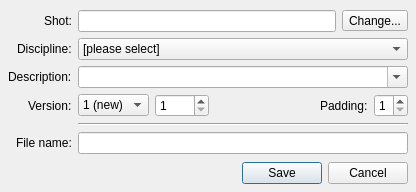
The window that ui/file_save.ui (mjbonnington/icarus-gps) describes before a commit, drawn with Qt 5.
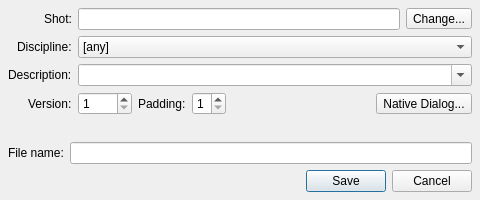
The same window after the commit.

What changed in the file:
```diff
--- a/ui/file_save.ui
+++ b/ui/file_save.ui
@@ -6,8 +6,8 @@
    <rect>
     <x>0</x>
     <y>0</y>
-    <width>416</width>
-    <height>192</height>
+    <width>480</width>
+    <height>200</height>
    </rect>
   </property>
   <property name="windowTitle">
@@ -37,7 +37,10 @@
      <property name="xmlCategory" stdset="0">
       <string>file</string>
      </property>
-     <layout class="QFormLayout" name="formLayout">
+     <layout class="QFormLayout" name="options_formLayout">
+      <property name="fieldGrowthPolicy">
+       <enum>QFormLayout::AllNonFixedFieldsGrow</enum>
+      </property>
       <property name="labelAlignment">
        <set>Qt::AlignRight|Qt::AlignTrailing|Qt::AlignVCenter</set>
       </property>
@@ -47,6 +50,48 @@
       <property name="margin">
        <number>0</number>
       </property>
+      <item row="0" column="0">
+       <widget class="QLabel" name="shot_label">
+        <property name="text">
+         <string>Shot:</string>
+        </property>
+        <property name="buddy">
+         <cstring>shot_lineEdit</cstring>
+        </property>
+       </widget>
+      </item>
+      <item row="0" column="1">
+       <widget class="QFrame" name="shot_frame">
+        <property name="frameShape">
+         <enum>QFrame::NoFrame</enum>
+        </property>
+        <property name="frameShadow">
+         <enum>QFrame::Plain</enum>
+        </property>
+        <property name="lineWidth">
+         <number>0</number>
+        </property>
+        <layout class="QHBoxLayout" name="shot_horizontalLayout">
+         <property name="margin">
+          <number>0</number>
+         </property>
+         <item>
+          <widget class="QLineEdit" name="shot_lineEdit">
+           <property name="readOnly">
+            <bool>true</bool>
+           </property>
+          </widget>
+         </item>
+         <item>
+          <widget class="QToolButton" name="shot_toolButton">
+           <property name="text">
+            <string>Change...</string>
+           </property>
+          </widget>
+         </item>
+        </layout>
+       </widget>
+      </item>
       <item row="1" column="0">
        <widget class="QLabel" name="discipline_label">
         <property name="text">
@@ -67,7 +112,7 @@
         </property>
         <item>
          <property name="text">
-          <string>[please select]</string>
+          <string>[any]</string>
          </property>
         </item>
         <item>
@@ -166,73 +211,16 @@
         </property>
        </widget>
       </item>
-      <item row="0" column="0">
-       <widget class="QLabel" name="shot_label">
-        <property name="text">
-         <string>Shot:</string>
-        </property>
-       </widget>
-      </item>
       <item row="3" column="0">
        <widget class="QLabel" name="version_label">
         <property name="text">
          <string>Version:</string>
         </property>
-       </widget>
-      </item>
-      <item row="4" column="1">
-       <widget class="Line" name="line">
-        <property name="orientation">
-         <enum>Qt::Horizontal</enum>
+        <property name="buddy">
+         <cstring>version_spinBox</cstring>
         </property>
        </widget>
       </item>
-      <item row="5" column="0">
-       <widget class="QLabel" name="filename_label">
-        <property name="text">
-         <string>File name:</string>
-        </property>
-       </widget>
-      </item>
-      <item row="5" column="1">
-       <widget class="QLineEdit" name="filename_lineEdit">
-        <property name="readOnly">
-         <bool>true</bool>
-        </property>
-       </widget>
-      </item>
-      <item row="0" column="1">
-       <widget class="QFrame" name="shot_frame">
-        <property name="frameShape">
-         <enum>QFrame::NoFrame</enum>
-        </property>
-        <property name="frameShadow">
-         <enum>QFrame::Plain</enum>
-        </property>
-        <property name="lineWidth">
-         <number>0</number>
-        </property>
-        <layout class="QHBoxLayout" name="horizontalLayout_3">
-         <property name="margin">
-          <number>0</number>
-         </property>
-         <item>
-          <widget class="QLineEdit" name="shot_lineEdit">
-           <property name="readOnly">
-            <bool>true</bool>
-           </property>
-          </widget>
-         </item>
-         <item>
-          <widget class="QToolButton" name="shot_toolButton">
-           <property name="text">
-            <string>Change...</string>
-           </property>
-          </widget>
-         </item>
-        </layout>
-       </widget>
-      </item>
       <item row="3" column="1">
        <widget class="QFrame" name="version_frame">
         <property name="frameShape">
@@ -248,15 +236,6 @@
          <property name="margin">
           <number>0</number>
          </property>
-         <item>
-          <widget class="QComboBox" name="version_comboBox">
-           <item>
-            <property name="text">
-             <string>1 (new)</string>
-            </property>
-           </item>
-          </widget>
-         </item>
          <item>
           <widget class="QSpinBox" name="version_spinBox">
            <property name="minimum">
@@ -267,6 +246,29 @@
            </property>
           </widget>
          </item>
+         <item>
+          <widget class="QLabel" name="versionPadding_label">
+           <property name="text">
+            <string>Padding:</string>
+           </property>
+           <property name="buddy">
+            <cstring>versionPadding_spinBox</cstring>
+           </property>
+          </widget>
+         </item>
+         <item>
+          <widget class="QSpinBox" name="versionPadding_spinBox">
+           <property name="minimum">
+            <number>1</number>
+           </property>
+           <property name="maximum">
+            <number>4</number>
+           </property>
+           <property name="xmlTag" stdset="0">
+            <string>padding</string>
+           </property>
+          </widget>
+         </item>
          <item>
           <spacer name="version_horizontalSpacer">
            <property name="orientation">
@@ -281,22 +283,90 @@
           </spacer>
          </item>
          <item>
-          <widget class="QLabel" name="versionPadding_label">
+          <widget class="QToolButton" name="nativeDialog_toolButton">
+           <property name="toolTip">
+            <string>Open the application's native dialog for saving files</string>
+           </property>
            <property name="text">
-            <string>Padding:</string>
+            <string>Native Dialog...</string>
+           </property>
+           <property name="iconSize">
+            <size>
+             <width>15</width>
+             <height>15</height>
+            </size>
+           </property>
+           <property name="toolButtonStyle">
+            <enum>Qt::ToolButtonTextBesideIcon</enum>
+           </property>
+           <property name="noBackground" stdset="0">
+            <bool>false</bool>
            </property>
           </widget>
          </item>
+        </layout>
+       </widget>
+      </item>
+     </layout>
+    </widget>
+   </item>
+   <item>
+    <spacer name="verticalSpacer">
+     <property name="orientation">
+      <enum>Qt::Vertical</enum>
+     </property>
+     <property name="sizeHint" stdset="0">
+      <size>
+       <width>20</width>
+       <height>40</height>
+      </size>
+     </property>
+    </spacer>
+   </item>
+   <item>
+    <widget class="QFrame" name="output_frame">
+     <property name="frameShape">
+      <enum>QFrame::NoFrame</enum>
+     </property>
+     <property name="frameShadow">
+      <enum>QFrame::Plain</enum>
+     </property>
+     <property name="lineWidth">
+      <number>0</number>
+     </property>
+     <layout class="QFormLayout" name="output_formLayout">
+      <property name="margin">
+       <number>0</number>
+      </property>
+      <item row="0" column="0">
+       <widget class="QLabel" name="filename_label">
+        <property name="text">
+         <string>File name:</string>
+        </property>
+        <property name="buddy">
+         <cstring>filename_lineEdit</cstring>
+        </property>
+       </widget>
+      </item>
+      <item row="0" column="1">
+       <widget class="QFrame" name="filename_frame">
+        <property name="frameShape">
+         <enum>QFrame::NoFrame</enum>
+        </property>
+        <property name="frameShadow">
+         <enum>QFrame::Plain</enum>
+        </property>
+        <property name="lineWidth">
+         <number>0</number>
+        </property>
+        <layout class="QHBoxLayout" name="filename_horizontalLayout">
+         <property name="margin">
+          <number>0</number>
+         </property>
          <item>
-          <widget class="QSpinBox" name="versionPadding_spinBox">
-           <property name="minimum">
-            <number>1</number>
-           </property>
-           <property name="maximum">
-            <number>4</number>
-           </property>
-           <property name="xmlTag" stdset="0">
-            <string>padding</string>
+          <widget class="QLineEdit" name="filename_lineEdit">
+           <property name="readOnly">
+            <bool>true</bool>
            </property>
           </widget>
          </item>
```
Left out of the diff: 17 changed lines with no effect on the pictures.
